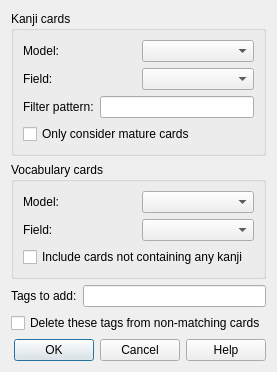
First picture: the form in kanjivocab/dialog.ui, repository fbriere/anki-kanjivocab, before the edit.
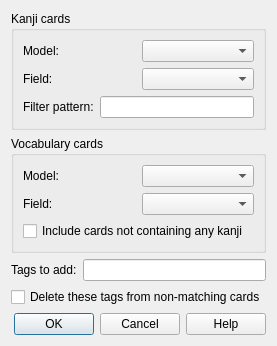
Second picture: the form after the edit.

Commit message:
Removed "mature cards" filter
cardIsMature() will no longer be available on 2.0; instead, a search for
"prop:ivl>=21" will be equivalent, and thus can be entered manually.

Diff of the .ui file:
```diff
--- a/kanjivocab/dialog.ui
+++ b/kanjivocab/dialog.ui
@@ -75,13 +75,6 @@
         </item>
        </layout>
       </item>
-      <item>
-       <widget class="QCheckBox" name="matureCheckBox">
-        <property name="text">
-         <string>Only consider mature cards</string>
-        </property>
-       </widget>
-      </item>
      </layout>
     </widget>
    </item>
```
The commit also changes 3 other files.
